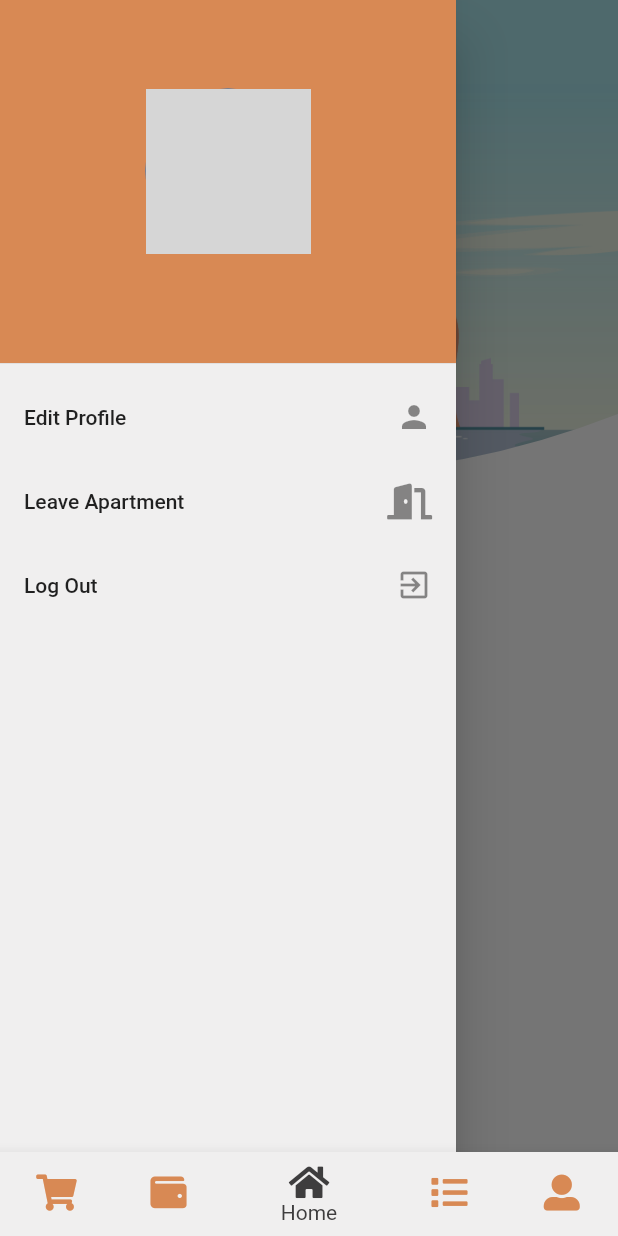
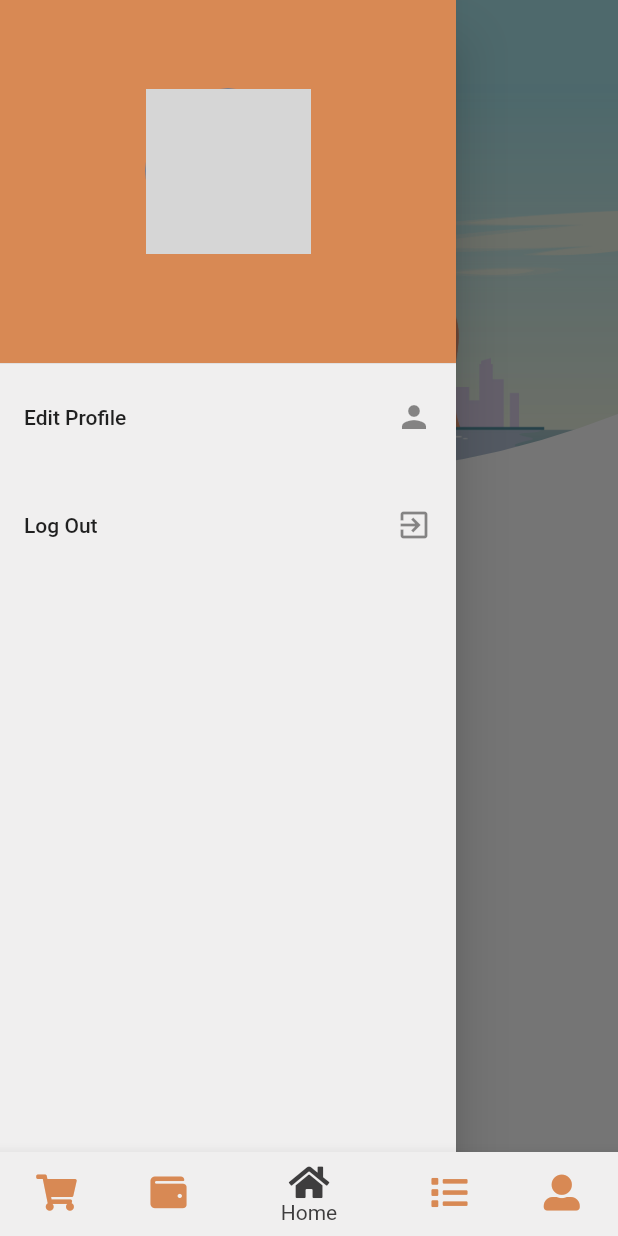
Before and after one commit to dhmi19/LiveTogether, a Flutter app: the screen it shows once a user with an empty profile is signed in, with the side drawer open, on a phone screen of 412 x 824 dp. Run offline on Flutter 3.47's test engine with Material 2 defaults, Android fonts, the phone set to English and light mode, and no system bars; our stand-ins replace cloud_firestore, firebase_auth, firebase_storage, flutter_spinkit, font_awesome_flutter, image_picker; accounts and stored records are empty; network calls fail; grey boxes are pictures that could not be loaded.

Commit message:
removed Leave apartment option from drawer if the user doesn't have an apartment

```diff
--- a/lib/screens/aboutMePage/NewApartmentWidget.dart
+++ b/lib/screens/aboutMePage/NewApartmentWidget.dart
@@ -18,7 +18,6 @@ class _NewApartmentWidgetState extends State<NewApartmentWidget> {
 
   final _formKey = GlobalKey<FormState>();
   String _apartmentName = '';
-
 
   @override
   Widget build(BuildContext context) {
--- a/lib/shared/DrawerWidget.dart
+++ b/lib/shared/DrawerWidget.dart
@@ -1,6 +1,7 @@
 import 'package:cloud_firestore/cloud_firestore.dart';
 import 'package:firebase_auth/firebase_auth.dart';
 import 'package:flutter/material.dart';
+import 'package:lester_apartments/screens/aboutMePage/NewApartmentWidget.dart';
 import 'package:lester_apartments/services/auth.dart';
 import 'package:lester_apartments/services/database/apartmentServices.dart';
 import 'package:lester_apartments/shared/ProfilePictureWidget.dart';
@@ -15,7 +16,6 @@ class DrawerWidget extends StatefulWidget {
 
 class _DrawerWidgetState extends State<DrawerWidget> {
 
-
   final AuthService _auth = AuthService();
 
   @override
@@ -29,21 +29,31 @@ class _DrawerWidgetState extends State<DrawerWidget> {
 
       child: Container(
         color: Theme.of(context).colorScheme.onPrimary,
-        child: ListView(
+        child: StreamBuilder<DocumentSnapshot>(
+          stream: Firestore.instance.collection("users").document(currentUser.uid).snapshots(),
+          builder: (context, snapshot) {
+
+            try{
+
+              final DocumentSnapshot documentSnapshot = snapshot.data;
+
+              var data;
+              String displayName = "";
+              String apartmentName = "";
+
+              if(documentSnapshot != null && documentSnapshot.data != null){
+                data = documentSnapshot.data;
+                displayName = data['displayName'];
+                apartmentName = data['apartment'];
+              }
+
+              return ListView(
                 padding: EdgeInsets.zero,
                 children: <Widget>[
                   Container(
                     height: 250,
                     child: DrawerHeader(
-                child: StreamBuilder<DocumentSnapshot>(
-                  stream: Firestore.instance.collection("users").document(currentUser.uid).snapshots(),
-                  builder: (context, AsyncSnapshot<DocumentSnapshot> snapshot) {
-                    try{
-                      final DocumentSnapshot documentSnapshot = snapshot.data;
-                      final data = documentSnapshot.data;
-                      final String displayName = data['displayName'];
-
-                      return SingleChildScrollView(
+                      child: SingleChildScrollView(
                         child: Column(
                           mainAxisAlignment: MainAxisAlignment.center,
                           crossAxisAlignment: CrossAxisAlignment.center,
@@ -55,15 +65,7 @@ class _DrawerWidgetState extends State<DrawerWidget> {
                             ProfilePictureWidget(radius: 60.0)
                           ],
                         ),
-                      );
-                    }catch(error){
-                      print(error);
-                      return Center(child: Text(""));
-                    }
-
-                  }
                       ),
-
                       decoration: BoxDecoration(
                         color: Theme.of(context).colorScheme.secondaryVariant,
                       ),
@@ -80,7 +82,7 @@ class _DrawerWidgetState extends State<DrawerWidget> {
                     },
                   ),
 
-            ListTile(
+                  apartmentName != "" ? ListTile(
                     title: Text('Leave Apartment'),
                     trailing: FaIcon(FontAwesomeIcons.doorOpen),
                     onTap: () async {
@@ -117,7 +119,7 @@ class _DrawerWidgetState extends State<DrawerWidget> {
                       );
 
                     },
-            ),
+                  ) : Text(""),
 
                   ListTile(
                     title: Text('Log Out'),
@@ -128,6 +130,13 @@ class _DrawerWidgetState extends State<DrawerWidget> {
                     },
                   ),
                 ],
+              );
+
+            }catch(error){
+              print(error);
+              return Text("");
+            }
+          }
         ),
       ),
     );
```
Lines whose indentation alone changed are shown as unchanged.
